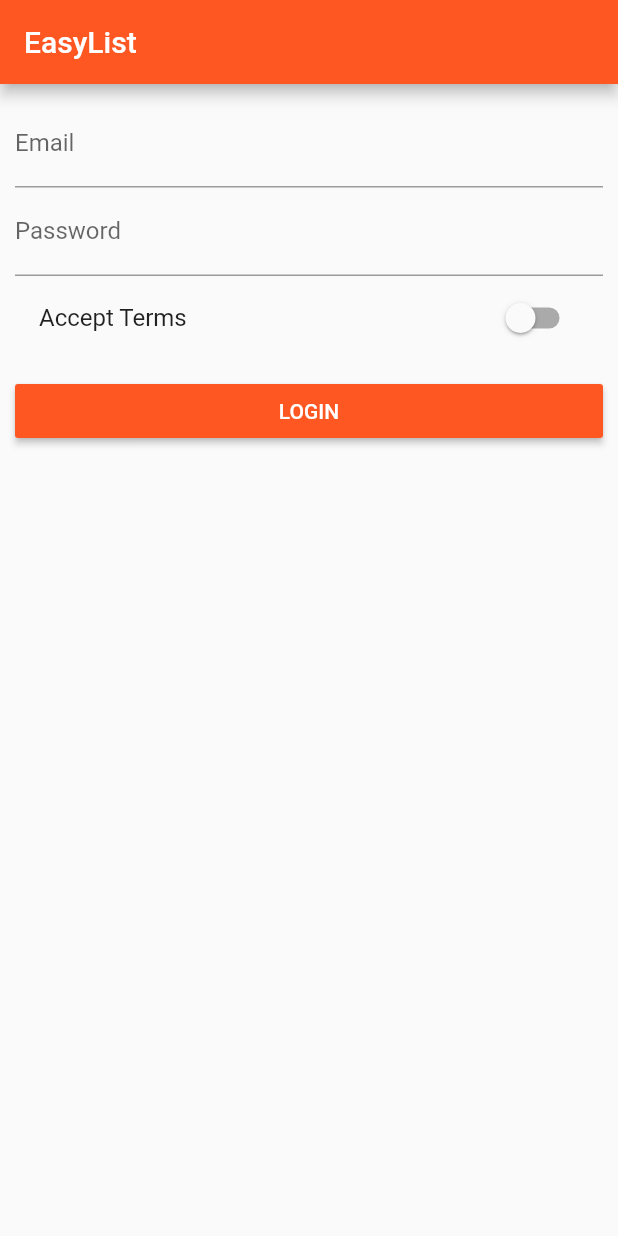
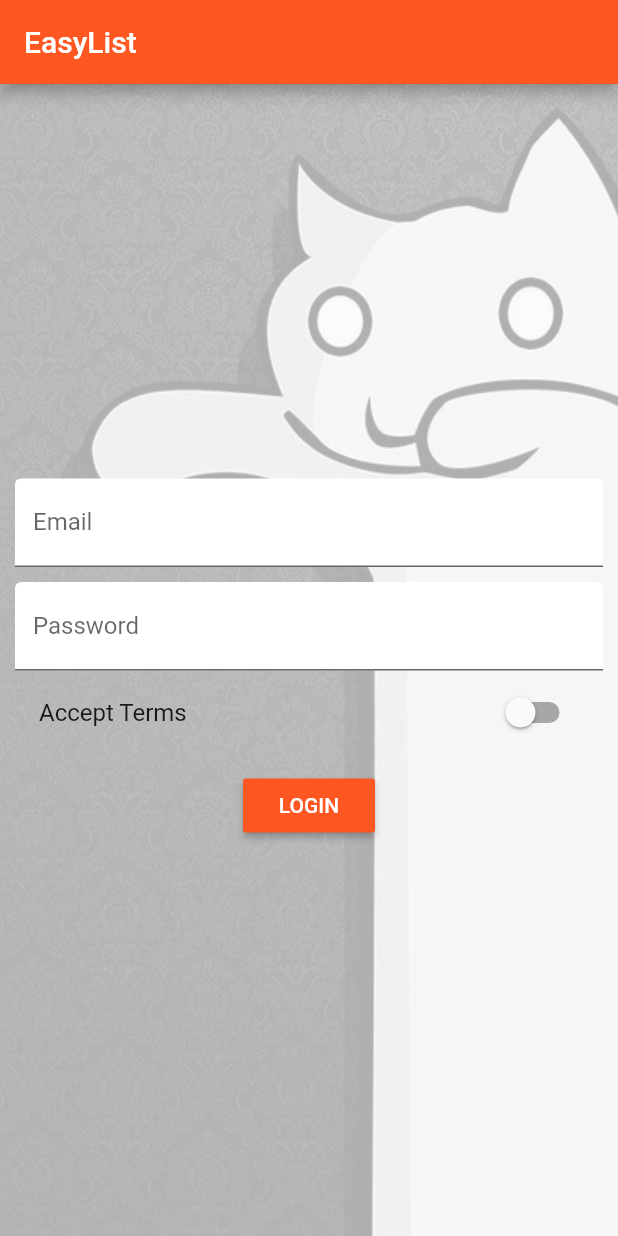
Before and after one commit to jcoppis/flutterFirstApp, a Flutter app: the screen it shows after launch, on a phone screen of 412 x 824 dp. Run offline on Flutter 3.47's test engine with Material 2 defaults, Android fonts, the phone set to English and light mode, and no system bars; project files that could hold a hidden picture were left out.

Commit message:
background image for AuthPage

```diff
--- a/lib/main.dart
+++ b/lib/main.dart
@@ -1,11 +1,15 @@
 import 'package:flutter/material.dart';
+import 'package:flutter/rendering.dart';
 
 import './pages/auth.dart';
 import './pages/products_admin.dart';
 import './pages/products.dart';
 import './pages/product.dart';
 
-void main() => runApp(MyApp());
+void main() {
+  // debugPaintSizeEnabled = true;
+  runApp(MyApp());
+}
 
 class MyApp extends StatefulWidget {
   @override
@@ -63,7 +67,7 @@ class _MyAppState extends State<MyApp> {
       },
       onUnknownRoute: (RouteSettings settings) {
         return MaterialPageRoute(
-            builder: (BuildContext context) => ProductsPage(_products ));
+            builder: (BuildContext context) => ProductsPage(_products));
       },
     );
   }
--- a/lib/pages/auth.dart
+++ b/lib/pages/auth.dart
@@ -19,11 +19,25 @@ class _AuthPageState extends State<AuthPage> {
         title: Text('EasyList'),
       ),
       body: Container(
-        margin: EdgeInsets.all(10.0),
-        child: ListView(
+        decoration: BoxDecoration(
+          image: DecorationImage(
+            fit: BoxFit.cover,
+            colorFilter: ColorFilter.mode(
+                Colors.black.withOpacity(0.3), BlendMode.dstATop),
+            image: AssetImage('assets/images/gatos.jpeg'),
+          ),
+        ),
+        padding: EdgeInsets.all(10.0),
+        child: Center(
+          child: SingleChildScrollView(
+            child: Column(
               children: <Widget>[
                 TextField(
-              decoration: InputDecoration(labelText: 'Email'),
+                  decoration: InputDecoration(
+                    labelText: 'Email',
+                    filled: true,
+                    fillColor: Colors.white,
+                  ),
                   keyboardType: TextInputType.emailAddress,
                   onChanged: (String value) {
                     setState(() {
@@ -31,8 +45,15 @@ class _AuthPageState extends State<AuthPage> {
                     });
                   },
                 ),
+                SizedBox(
+                  height: 10.0,
+                ),
                 TextField(
-              decoration: InputDecoration(labelText: 'Password'),
+                  decoration: InputDecoration(
+                    labelText: 'Password',
+                    filled: true,
+                    fillColor: Colors.white,
+                  ),
                   obscureText: true,
                   onChanged: (String value) {
                     setState(() {
@@ -65,6 +86,8 @@ class _AuthPageState extends State<AuthPage> {
               ],
             ),
           ),
+        ),
+      ),
     );
   }
 }
--- a/lib/products.dart
+++ b/lib/products.dart
@@ -38,14 +38,13 @@ class Products extends StatelessWidget {
               ],
             ),
           ),
-          DecoratedBox(
+          Container(
+            padding: EdgeInsets.symmetric(horizontal: 6.0, vertical: 2.5),
             decoration: BoxDecoration(
-                border: Border.all(color: Colors.grey, width: 1.0),
-                borderRadius: BorderRadius.circular(5.0)),
-            child: Padding(
-              padding: EdgeInsets.symmetric(horizontal: 6.0, vertical: 2.5),
-              child: Text('Uniont Square, San Francisco'),
+              border: Border.all(color: Colors.grey, width: 1.0),
+              borderRadius: BorderRadius.circular(5.0),
             ),
+            child: Text('Uniont Square, San Francisco'),
           ),
           ButtonBar(
             alignment: MainAxisAlignment.center,
```
Lines whose indentation alone changed are shown as unchanged.
